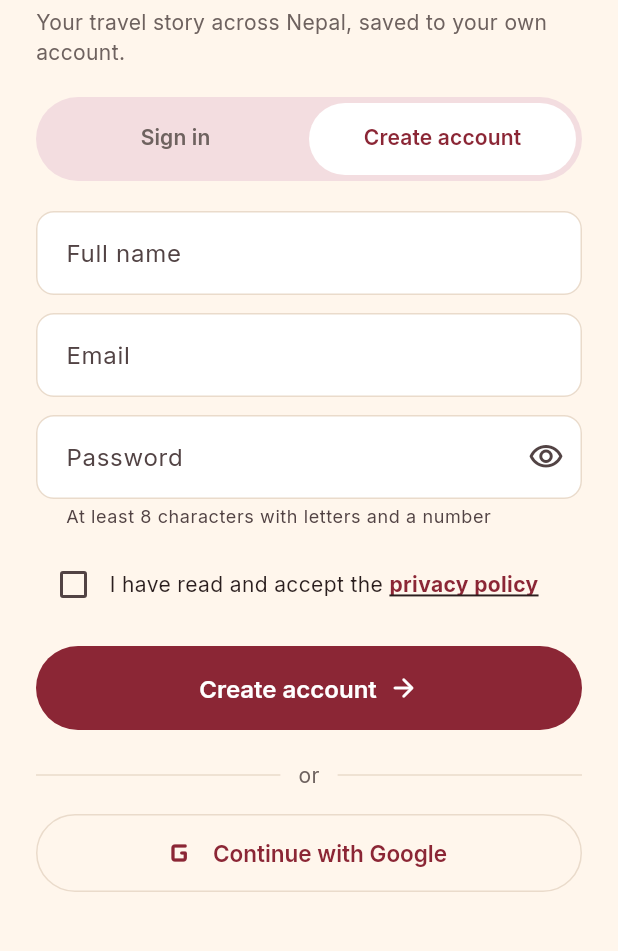
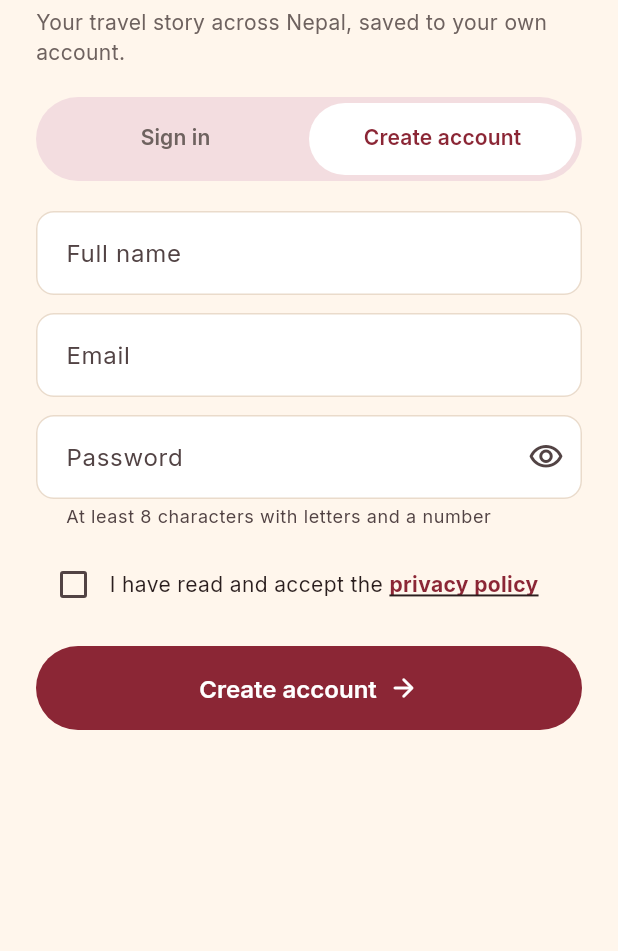
Before and after one commit to RoshanOscarSah/my_yatra, a Flutter app: the AuthScreen screen opened directly, on a phone screen of 412 x 824 dp, the part 137-1088 px from its top. Run offline on Flutter 3.47's test engine with Material 3 defaults, Android fonts, the phone set to English and light mode, and no system bars; our stand-ins replace cloud_firestore, connectivity_plus, firebase_auth, firebase_core, firebase_storage, fl_chart and 5 more; accounts and stored records are empty; project files that could hold a hidden picture were left out.

Commit message:
Add the MyYatra app icon and turn off Google sign-in
The icon is a gold map pin over Nepal on the brand maroon, generated at
every iOS, Android and web size. The web manifest now uses the brand
colours. The Google sign-in button and handler are commented out so they
can be restored later.

Co-Authored-By: Claude Opus 5.5 <noreply@anthropic.com>

```diff
--- a/lib/features/auth/auth_screen.dart
+++ b/lib/features/auth/auth_screen.dart
@@ -91,10 +91,12 @@ class _AuthScreenState extends State<AuthScreen>
     _run(() => auth.register(_name.text, _regEmail.text, _regPassword.text));
   }
 
-  void _google() {
-    final auth = context.read<AuthProvider>();
-    _run(auth.signInWithGoogle);
-  }
+  // Google sign-in is turned off for now. To bring it back, uncomment this
+  // method and the "or" divider and button at the end of build().
+  // void _google() {
+  //   final auth = context.read<AuthProvider>();
+  //   _run(auth.signInWithGoogle);
+  // }
 
   @override
   Widget build(BuildContext context) {
@@ -150,21 +152,21 @@ class _AuthScreenState extends State<AuthScreen>
                 builder: (_, _) =>
                     _tabs.index == 0 ? _signInForm() : _registerForm(),
               ),
-              const SizedBox(height: 20),
-              const Row(children: [
-                Expanded(child: Divider()),
-                Padding(
-                  padding: EdgeInsets.symmetric(horizontal: 12),
-                  child: Text('or', style: TextStyle(color: AppColors.textSecondary)),
-                ),
-                Expanded(child: Divider()),
-              ]),
-              const SizedBox(height: 16),
-              OutlinedButton.icon(
-                onPressed: _busy ? null : _google,
-                icon: const Icon(Icons.g_mobiledata_rounded, size: 28),
-                label: const Text('Continue with Google'),
-              ),
+              // const SizedBox(height: 20),
+              // const Row(children: [
+              //   Expanded(child: Divider()),
+              //   Padding(
+              //     padding: EdgeInsets.symmetric(horizontal: 12),
+              //     child: Text('or', style: TextStyle(color: AppColors.textSecondary)),
+              //   ),
+              //   Expanded(child: Divider()),
+              // ]),
+              // const SizedBox(height: 16),
+              // OutlinedButton.icon(
+              //   onPressed: _busy ? null : _google,
+              //   icon: const Icon(Icons.g_mobiledata_rounded, size: 28),
+              //   label: const Text('Continue with Google'),
+              // ),
             ],
           ),
         ),
```
Also changed, not shown: assets/icons/app_icon.png, 26 other files.
